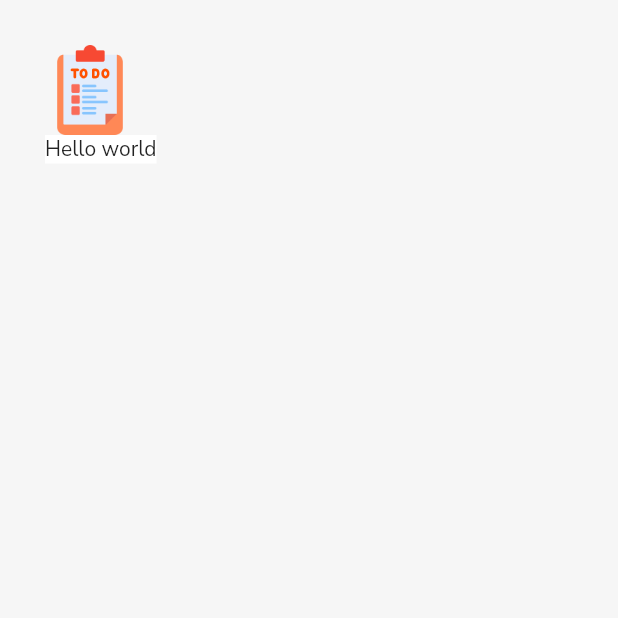
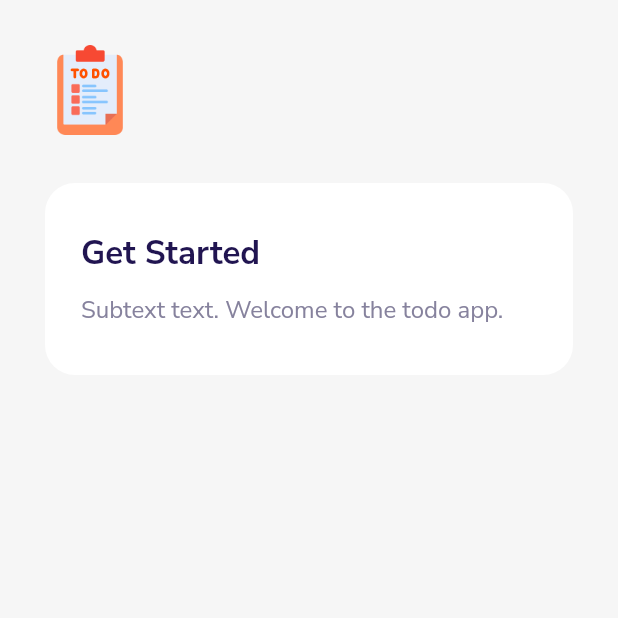
Before and after one commit to aleksawashere/todo-flutter, a Flutter app: the screen it shows after launch, on a phone screen of 412 x 824 dp, the top half of it. Run offline on Flutter 3.47's test engine with Material 2 defaults, Android fonts, the phone set to English and light mode, and no system bars; our stand-ins replace google_fonts.

Commit message:
Task Card Design finished

```diff
--- a/lib/screens/homepage.dart
+++ b/lib/screens/homepage.dart
@@ -21,10 +21,15 @@ class _HomepageState extends State<Homepage> {
             crossAxisAlignment: CrossAxisAlignment.start, //everything starts from the left
             // ignore: prefer_const_literals_to_create_immutables
             children: [
-              Image(
-                width: 60,
-                height: 60,
-                image: AssetImage('assets/images/logo.png'),
+              Container(
+                margin: EdgeInsets.only(
+                  bottom: 32.0,
+                ),
+                child: Image(
+                  width: 60,
+                  height: 60,
+                  image: AssetImage('assets/images/logo.png'),
+                ),
               ),
               TaskCardWidget(),
             ],
--- a/lib/widgets.dart
+++ b/lib/widgets.dart
@@ -1,3 +1,5 @@
+// ignore_for_file: prefer_const_constructors
+
 import 'package:flutter/material.dart';
 
 class TaskCardWidget extends StatelessWidget {
@@ -6,8 +8,41 @@ class TaskCardWidget extends StatelessWidget {
   @override
   Widget build(BuildContext context) {
     return Container(
-      color: Colors.white,
-      child: Text("Hello world")
+      width: double.infinity,
+      padding: EdgeInsets.symmetric(
+        vertical: 32.0,
+        horizontal: 24.0,
+      ),
+      decoration: BoxDecoration(
+        color: Colors.white,
+        borderRadius: BorderRadius.circular(20.0),
+      ),
+      child: Column(
+        crossAxisAlignment: CrossAxisAlignment.start,
+        children: [
+          Text(
+            "Get Started",
+            style: TextStyle(
+              color: Color(0xFF211551),
+              fontSize: 22.0,
+              fontWeight: FontWeight.bold,
+            ),
+          ),
+          Padding(
+            padding: const EdgeInsets.only(
+              top:10.0,
+            ),
+            child: Text(
+              "Subtext text. Welcome to the todo app.",
+              style: TextStyle(
+                color: Color(0xFF86829D),
+                fontSize: 16.0,
+                height: 1.5,
+              ),
+            ),
+          ),
+        ],
+      )
     );
   }
 }
```
